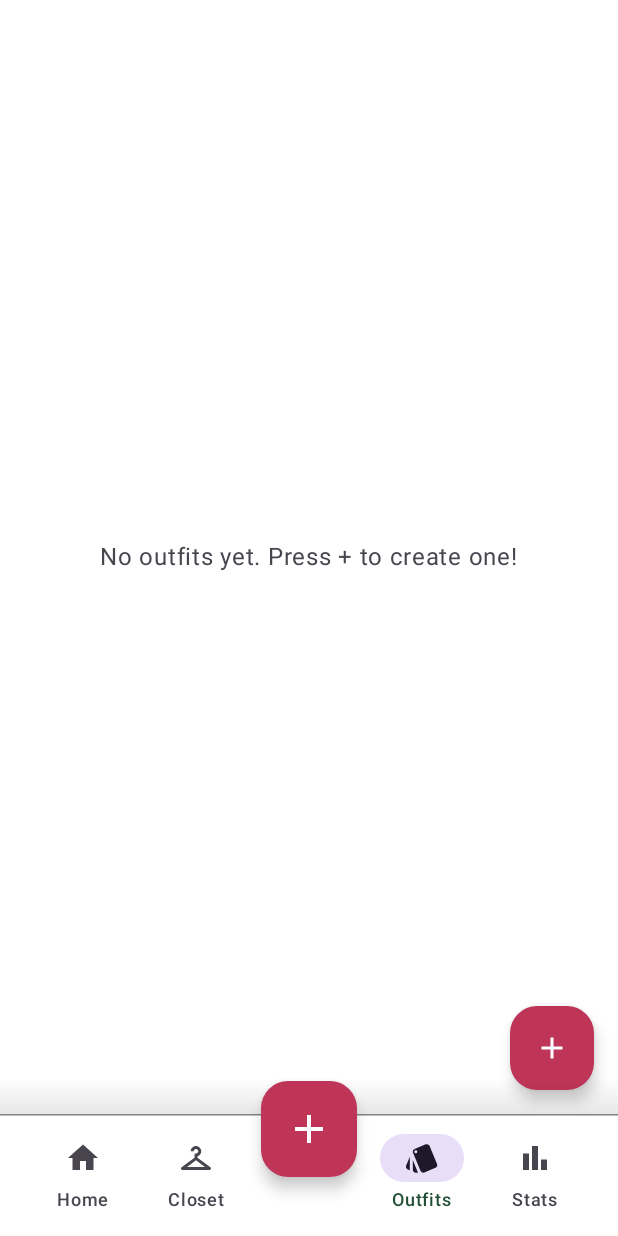
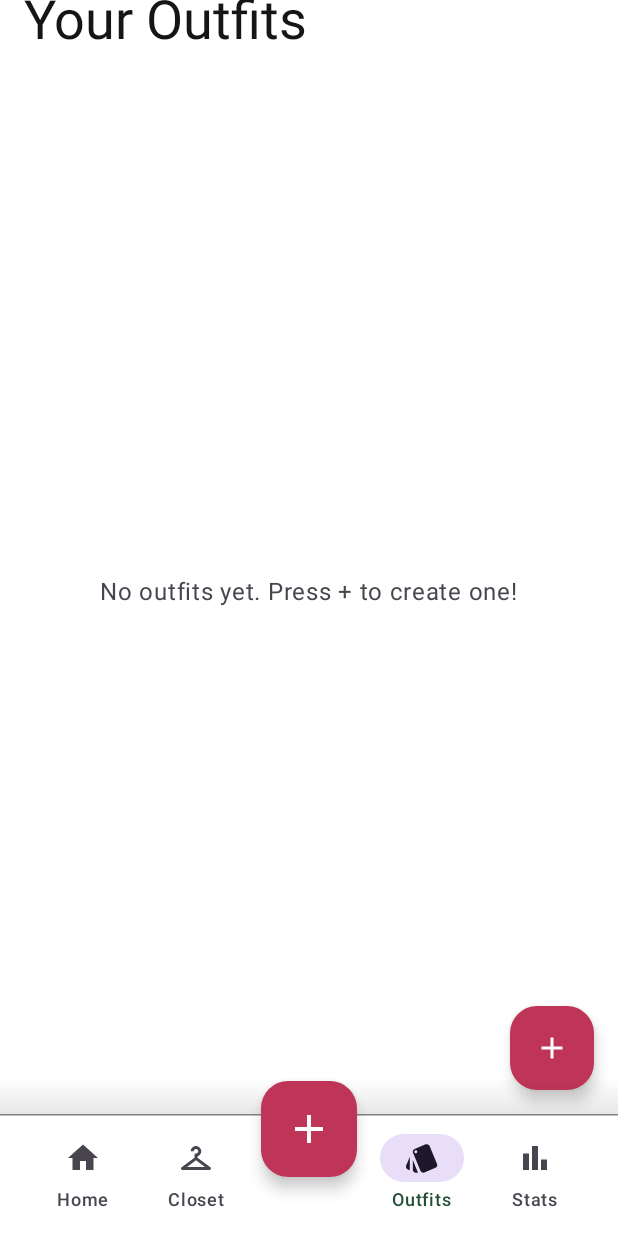
Before and after one commit to Huti-Kappa/CCL3-WS2025, an Android app built with Jetpack Compose: the OutfitsScreen screen opened through its navigation route, on a phone screen of 412 x 824 dp. Run offline under Robolectric (Android 15) with nearby library versions, the light colour scheme and no system bars.

Commit message:
Fixed spacing of headertext and u can seee it without any templates too

```diff
--- a/code/app/src/main/java/com/example/closetscore/ui/screens/Outfits.kt
+++ b/code/app/src/main/java/com/example/closetscore/ui/screens/Outfits.kt
@@ -2,8 +2,11 @@ package com.example.closetscore.ui.screens
 
 import androidx.compose.foundation.layout.Arrangement
 import androidx.compose.foundation.layout.Box
+import androidx.compose.foundation.layout.Column
 import androidx.compose.foundation.layout.PaddingValues
 import androidx.compose.foundation.layout.fillMaxSize
+import androidx.compose.foundation.layout.fillMaxWidth
+import androidx.compose.foundation.layout.offset
 import androidx.compose.foundation.layout.padding
 import androidx.compose.foundation.lazy.grid.GridCells
 import androidx.compose.foundation.lazy.grid.GridItemSpan
@@ -26,6 +29,7 @@ import androidx.compose.ui.unit.dp
 import androidx.lifecycle.viewmodel.compose.viewModel
 import androidx.navigation.NavController
 import com.example.closetscore.ui.AppViewModelProvider
+import com.example.closetscore.ui.components.HeaderText
 import com.example.closetscore.ui.components.TemplateCard
 import com.example.closetscore.ui.navigation.Screen
 import com.example.closetscore.ui.theme.Red
@@ -53,14 +57,22 @@ fun OutfitsScreen(
             }
         }
     ) { paddingValues ->
-        Box(
+        Column(
             modifier = Modifier
                 .fillMaxSize()
                 .padding(paddingValues)
         ) {
+            Box(modifier = Modifier
+                .padding(horizontal = 16.dp)
+                .offset(y = (-8).dp)
+            ) {
+                HeaderText("Your Outfits")
+            }
             if (templatesList.isEmpty()) {
                 Box(
-                    modifier = Modifier.fillMaxSize(),
+                    modifier = Modifier
+                        .fillMaxWidth()
+                        .weight(1f),
                     contentAlignment = Alignment.Center
                 ) {
                     Text(
@@ -71,18 +83,13 @@ fun OutfitsScreen(
                 }
             } else {
                 LazyVerticalGrid(
+                    modifier = Modifier.weight(1f),
                     columns = GridCells.Adaptive(minSize = 128.dp),
                     horizontalArrangement = Arrangement.spacedBy(24.dp),
                     verticalArrangement = Arrangement.spacedBy(24.dp),
                     contentPadding = PaddingValues(16.dp)
+
                 ) {
-                    item(span = { GridItemSpan(maxLineSpan) }) {
-                        Text(
-                            text = "Your Outfits",
-                            style = MaterialTheme.typography.displaySmall,
-                            modifier = Modifier.padding(bottom = 8.dp)
-                        )
-                    }
                     items(templatesList, span = { GridItemSpan(maxLineSpan) }) { templateWithItems ->
                         TemplateCard(
                             templateWithItems = templateWithItems,
```
Also changed, not shown: code/app/src/main/java/com/example/closetscore/ui/viewmodel/ItemViewModel.kt (line endings or trailing spaces).
